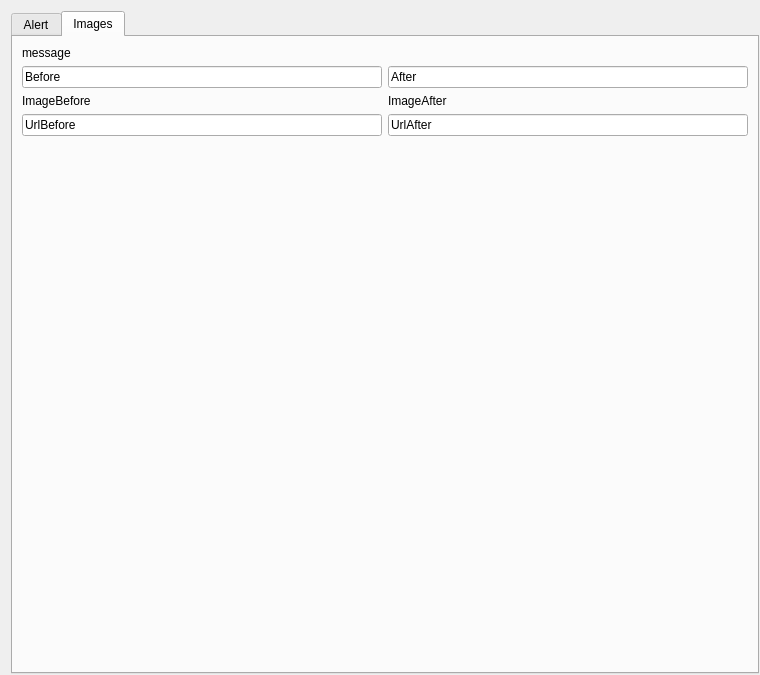
The window that form.ui (lmotta/mapbiomasalert) describes before a commit, drawn with Qt 5.
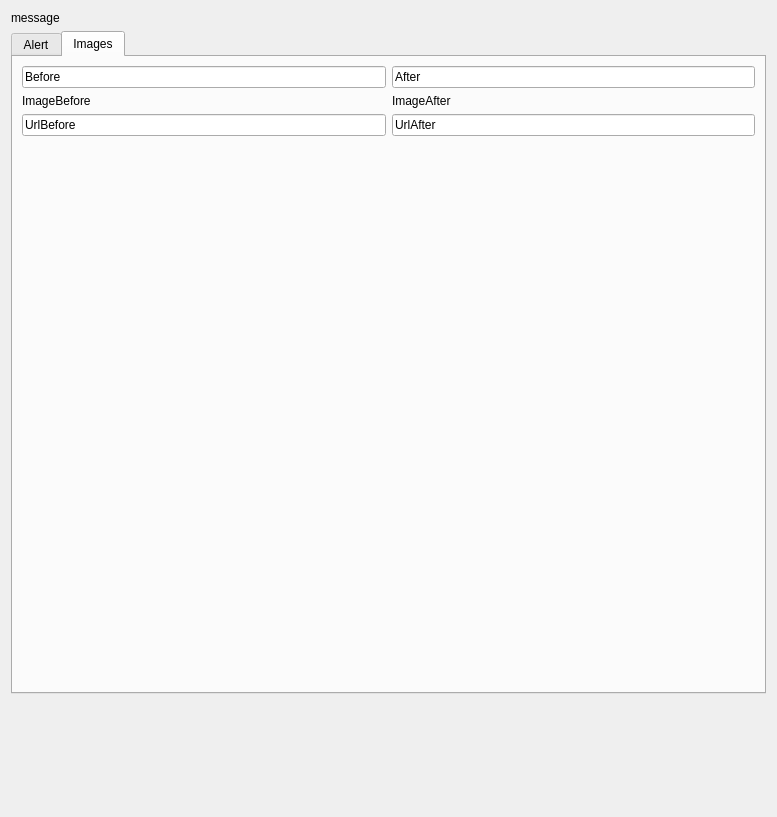
The same window after the commit. The open tabs and pages were chosen to show the change.

```diff
--- a/form.ui
+++ b/form.ui
@@ -6,8 +6,8 @@
    <rect>
     <x>0</x>
     <y>0</y>
-    <width>760</width>
-    <height>675</height>
+    <width>777</width>
+    <height>817</height>
    </rect>
   </property>
   <property name="sizePolicy">
@@ -26,6 +26,13 @@
    <string>Item</string>
   </property>
   <layout class="QVBoxLayout" name="verticalLayout_3">
+   <item>
+    <widget class="QLabel" name="lblMessage">
+     <property name="text">
+      <string>message</string>
+     </property>
+    </widget>
+   </item>
    <item>
     <widget class="QTabWidget" name="tabAlert">
      <property name="sizePolicy">
@@ -101,13 +108,6 @@
        <string>Images</string>
       </attribute>
       <layout class="QVBoxLayout" name="layoutMetadata">
-       <item>
-        <widget class="QLabel" name="lblMessage">
-         <property name="text">
-          <string>message</string>
-         </property>
-        </widget>
-       </item>
        <item>
         <layout class="QHBoxLayout" name="horizontalLayout">
          <item>
@@ -191,6 +191,19 @@
      </widget>
     </widget>
    </item>
+   <item>
+    <spacer name="verticalSpacer_3">
+     <property name="orientation">
+      <enum>Qt::Vertical</enum>
+     </property>
+     <property name="sizeHint" stdset="0">
+      <size>
+       <width>20</width>
+       <height>40</height>
+      </size>
+     </property>
+    </spacer>
+   </item>
   </layout>
  </widget>
  <resources/>
```
